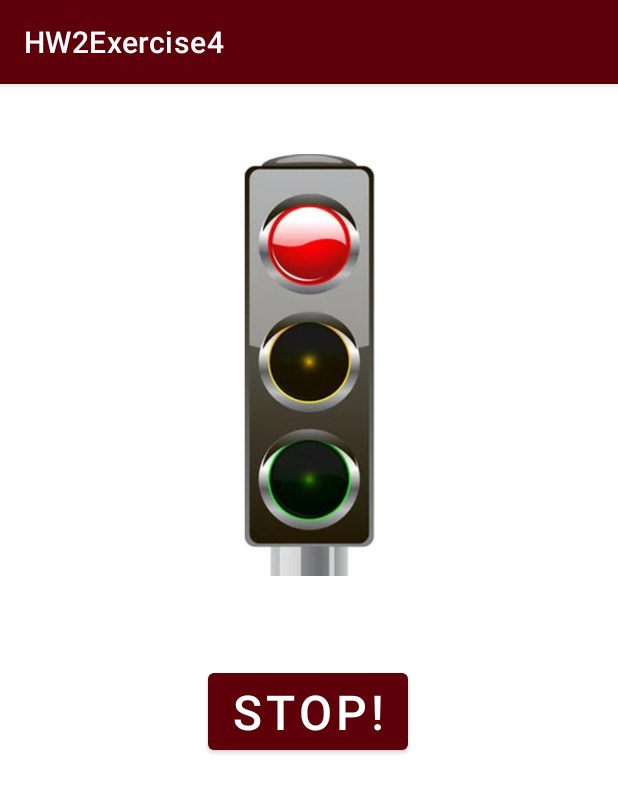
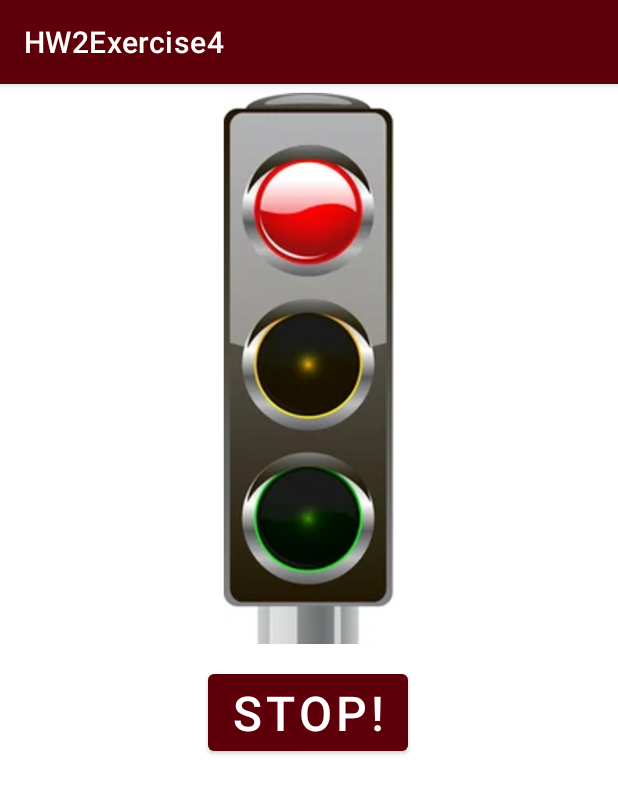
Before and after one commit to william00193/StopLightApp, an Android app: the screen it shows after launch (MainActivity), on a phone screen of 412 x 824 dp. Shown: the top 794 px of the screen. Run offline under Robolectric (Android 15) with nearby library versions, the phone set to English and light mode, and no system bars.

Commit message:
Stop Light App

```diff
--- a/app/src/main/res/layout/activity_main.xml
+++ b/app/src/main/res/layout/activity_main.xml
@@ -4,6 +4,7 @@
     xmlns:tools="http://schemas.android.com/tools"
     android:layout_width="match_parent"
     android:layout_height="match_parent"
+
     tools:context=".MainActivity">
 
     <Button
@@ -20,15 +21,17 @@
         app:layout_constraintEnd_toEndOf="parent"
         app:layout_constraintStart_toStartOf="parent"
         app:layout_constraintTop_toBottomOf="@+id/image"
-        app:layout_constraintVertical_bias="0.357" />
+        app:layout_constraintVertical_bias="0.384" />
 
     <ImageView
         android:id="@+id/image"
-        android:layout_width="87dp"
-        android:layout_height="374dp"
+        android:layout_width="130dp"
+        android:layout_height="368dp"
         android:layout_marginStart="162dp"
+        android:layout_marginTop="5dp"
         android:layout_marginEnd="162dp"
         app:layout_constraintEnd_toEndOf="parent"
+        app:layout_constraintHorizontal_bias="0.511"
         app:layout_constraintStart_toStartOf="parent"
         app:layout_constraintTop_toTopOf="parent"
         app:srcCompat="@drawable/stop" />
--- a/app/src/main/res/values/colors.xml
+++ b/app/src/main/res/values/colors.xml
@@ -11,6 +11,8 @@
     <color name="MSU_Maroon">#5E0009 </color>
     <color name="black">#FF000000</color>
     <color name="white">#FFFFFFFF</color>
+
+    <color name="red">#FF3D00</color>
     <color name="green">#76FF03</color>
     <color name="yellow">#FFEA00</color>
 </resources>
```
